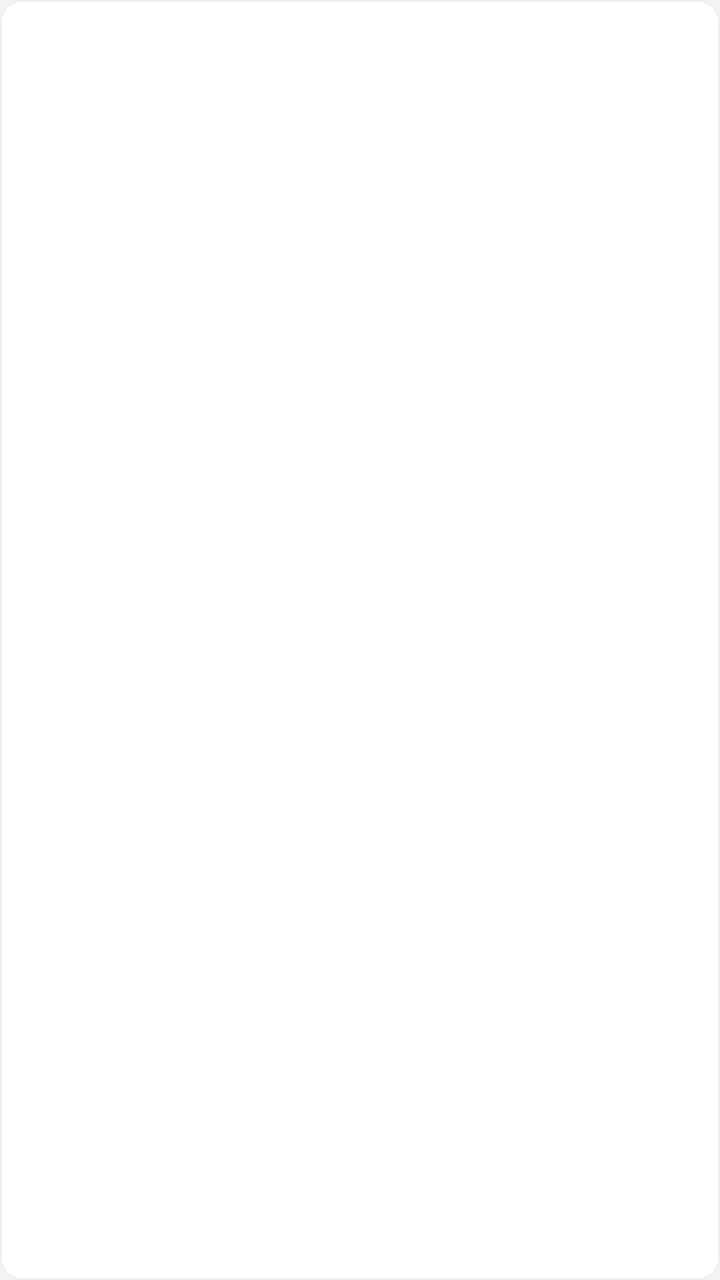
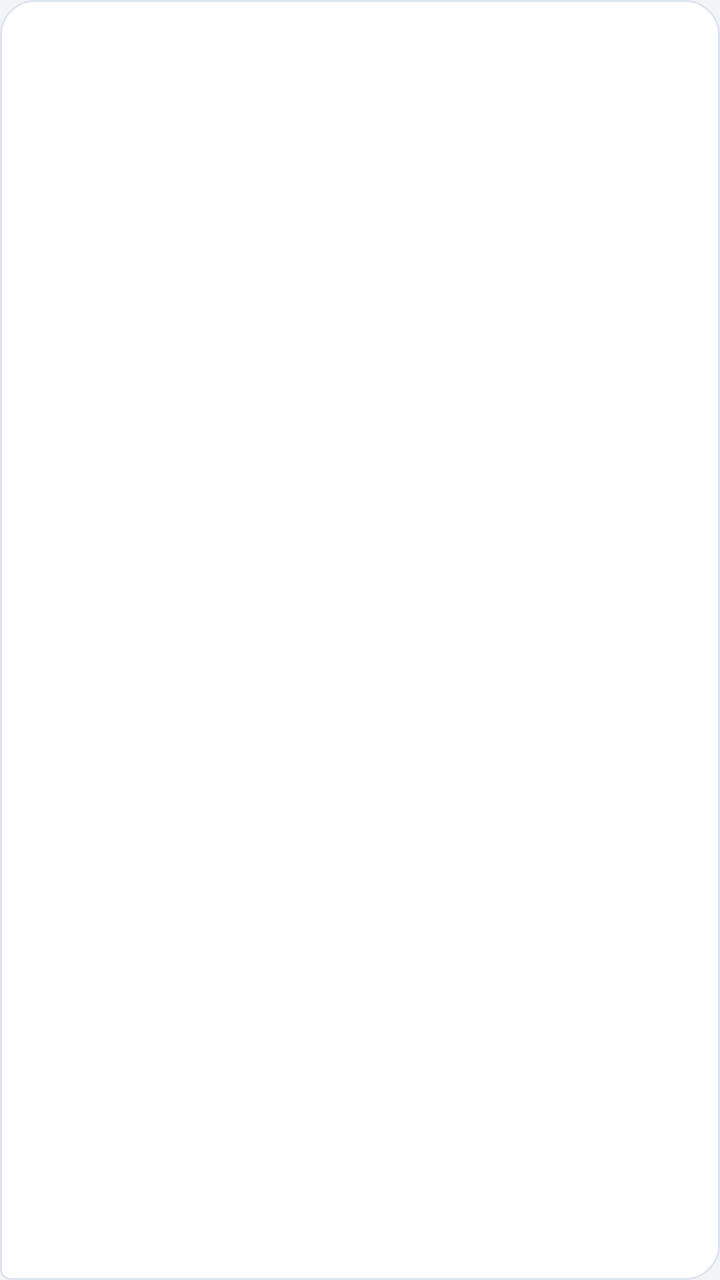

Compare the two renders of this Android layout. The source of the first and the diff that turns it into the second are given below.
<!-- AndroidManifest.xml: application theme Theme.UTEChat -->
<!-- res/layout/item_message_poll.xml -->
<?xml version="1.0" encoding="utf-8"?>
<LinearLayout xmlns:android="http://schemas.android.com/apk/res/android"
    android:layout_width="match_parent"
    android:layout_height="wrap_content"
    android:layout_marginHorizontal="@dimen/space_md"
    android:layout_marginVertical="@dimen/space_xs"
    android:background="@drawable/bg_bubble_received"
    android:orientation="vertical"
    android:padding="@dimen/space_md">

    <TextView
        android:id="@+id/tv_poll_sender"
        android:layout_width="match_parent"
        android:layout_height="wrap_content"
        android:textColor="@color/utechat_primary"
        android:textSize="@dimen/text_xs"
        android:textStyle="bold" />

    <TextView
        android:id="@+id/tv_poll_question"
        android:layout_width="match_parent"
        android:layout_height="wrap_content"
        android:layout_marginTop="@dimen/space_xs"
        android:textColor="@color/utechat_on_surface"
        android:textSize="@dimen/text_md"
        android:textStyle="bold" />

    <LinearLayout
        android:id="@+id/layout_poll_options"
        android:layout_width="match_parent"
        android:layout_height="wrap_content"
        android:layout_marginTop="@dimen/space_sm"
        android:orientation="vertical" />

    <LinearLayout
        android:layout_width="match_parent"
        android:layout_height="wrap_content"
        android:gravity="center_vertical"
        android:orientation="horizontal">

        <TextView
            android:id="@+id/tv_poll_time"
            android:layout_width="0dp"
            android:layout_height="wrap_content"
            android:layout_weight="1"
            android:textColor="@color/utechat_on_surface_variant"
            android:textSize="@dimen/text_xs" />

        <TextView
            android:id="@+id/tv_poll_status"
            android:layout_width="wrap_content"
            android:layout_height="@dimen/touch_target_min"
            android:gravity="center_vertical"
            android:paddingStart="@dimen/space_sm"
            android:textColor="@color/utechat_on_surface_variant"
            android:textSize="@dimen/text_xs"
            android:visibility="gone" />
    </LinearLayout>
</LinearLayout>
<!-- resources referenced by this layout -->
<resources>
  <color name="utechat_on_surface">#FF16181B</color>
  <color name="utechat_on_surface_variant">#FF85898E</color>
  <color name="utechat_primary">#FF078BFA</color>
  <dimen name="space_md">16dp</dimen>
  <dimen name="space_sm">8dp</dimen>
  <dimen name="space_xs">4dp</dimen>
  <dimen name="text_md">15sp</dimen>
  <dimen name="text_xs">11sp</dimen>
  <dimen name="touch_target_min">48dp</dimen>
  <!-- drawable bg_bubble_received (drawable) -->
  <?xml version="1.0" encoding="utf-8"?>
  <shape xmlns:android="http://schemas.android.com/apk/res/android"
      android:shape="rectangle">
      <solid
          android:color="@color/utechat_surface" />
      <corners
          android:radius="10dp" />
      <stroke
          android:width="1dp"
          android:color="@color/utechat_divider" />
  </shape>
  <style name="Theme.UTEChat" parent="Base.Theme.UTEChat" />
  <color name="utechat_surface">#FFFFFFFF</color>
  <color name="utechat_divider">#FFEDEEF0</color>
  <style name="Base.Theme.UTEChat" parent="Theme.Material3.DayNight.NoActionBar">
          
          <item name="colorPrimary">@color/utechat_primary</item>
          <item name="colorPrimaryDark">@color/utechat_primary_dark</item>
          <item name="colorPrimaryVariant">@color/utechat_primary_dark</item>
          <item name="colorOnPrimary">@color/utechat_on_primary</item>
  
          
          <item name="colorSecondary">@color/utechat_secondary</item>
          <item name="colorOnSecondary">@color/utechat_on_secondary</item>
  
          
          <item name="android:colorBackground">@color/utechat_background</item>
          <item name="colorSurface">@color/utechat_surface</item>
          <item name="colorOnSurface">@color/utechat_on_surface</item>
          <item name="colorSurfaceVariant">@color/utechat_surface_variant</item>
          <item name="colorOnSurfaceVariant">@color/utechat_on_surface_variant</item>
  
          
          <item name="colorError">@color/utechat_error</item>
      </style>
  <color name="utechat_primary_dark">#FF0788FF</color>
  <color name="utechat_on_primary">#FFFFFFFF</color>
  <color name="utechat_secondary">#FF00B4D8</color>
  <color name="utechat_on_secondary">#FFFFFFFF</color>
  <color name="utechat_background">#FFF3F4F6</color>
  <color name="utechat_surface_variant">#FFF0F1F2</color>
  <color name="utechat_error">#FFDC2626</color>
</resources>

<!-- the commit's change to res/layout/item_message_poll.xml (unified diff, before → after) -->
@@ -12,7 +12,7 @@
         android:id="@+id/tv_poll_sender"
         android:layout_width="match_parent"
         android:layout_height="wrap_content"
-        android:textColor="@color/utechat_primary"
+        android:textColor="@color/chat_accent"
         android:textSize="@dimen/text_xs"
         android:textStyle="bold" />
 
@@ -43,8 +43,8 @@
             android:layout_width="0dp"
             android:layout_height="wrap_content"
             android:layout_weight="1"
-            android:textColor="@color/utechat_on_surface_variant"
-            android:textSize="@dimen/text_xs" />
+            android:textColor="@color/chat_meta"
+            android:textSize="12sp" />
 
         <TextView
             android:id="@+id/tv_poll_status"
@@ -52,8 +52,8 @@
             android:layout_height="@dimen/touch_target_min"
             android:gravity="center_vertical"
             android:paddingStart="@dimen/space_sm"
-            android:textColor="@color/utechat_on_surface_variant"
-            android:textSize="@dimen/text_xs"
+            android:textColor="@color/chat_meta"
+            android:textSize="12sp"
             android:visibility="gone" />
     </LinearLayout>
 </LinearLayout>
<!-- resource entries referenced after the edit -->
@@ -1,5 +1,7 @@
 <!-- resources referenced by this layout -->
 <resources>
+  <color name="chat_accent">#1756CF</color>
+  <color name="chat_meta">#4D5F76</color>
   <color name="utechat_on_surface">#FF16181B</color>
   <color name="utechat_on_surface_variant">#FF85898E</color>
   <color name="utechat_primary">#FF078BFA</color>
@@ -15,15 +17,14 @@
       android:shape="rectangle">
       <solid
           android:color="@color/utechat_surface" />
-      <corners
-          android:radius="10dp" />
+      <corners android:radius="17dp" android:bottomLeftRadius="5dp" />
       <stroke
           android:width="1dp"
-          android:color="@color/utechat_divider" />
+          android:color="@color/chat_border" />
   </shape>
   <style name="Theme.UTEChat" parent="Base.Theme.UTEChat" />
   <color name="utechat_surface">#FFFFFFFF</color>
-  <color name="utechat_divider">#FFEDEEF0</color>
+  <color name="chat_border">#DCE5EF</color>
   <style name="Base.Theme.UTEChat" parent="Theme.Material3.DayNight.NoActionBar">
           
           <item name="colorPrimary">@color/utechat_primary</item>
